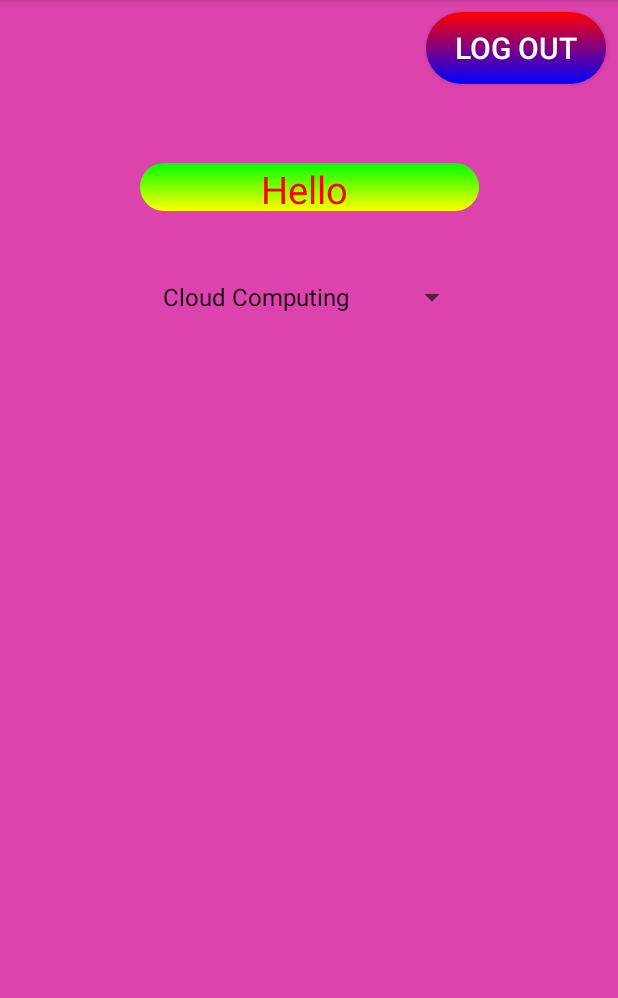
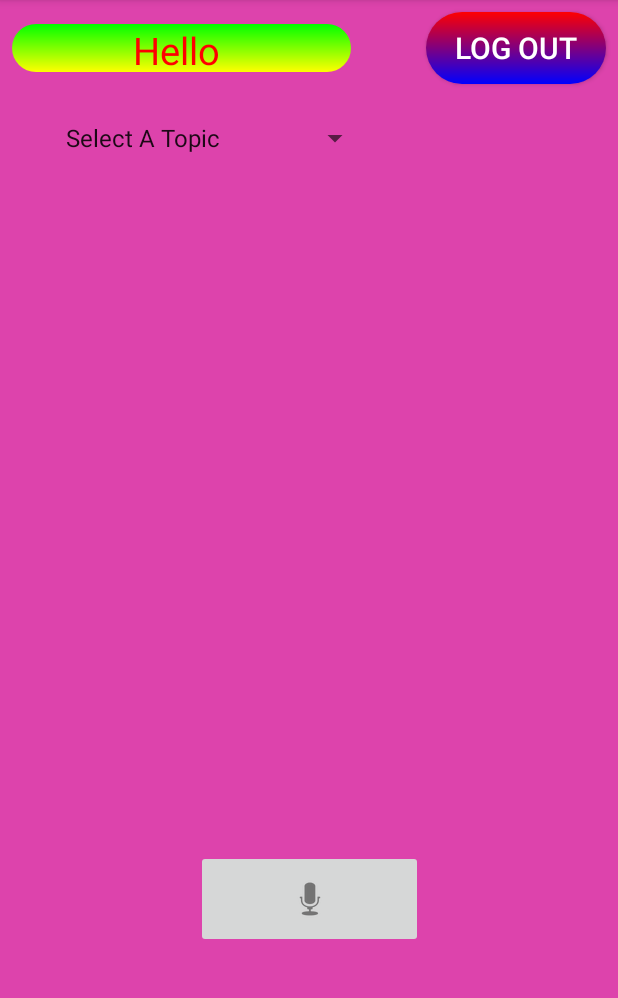
Before and after one commit to RachitN/The_Keyword_Game, an Android app: the screen it shows after launch once a user with an empty profile is signed in (Topic_Choose), on a phone screen of 412 x 824 dp, the part 84-1082 px from its top. Run offline under Robolectric (Android 15) with nearby library versions, the phone set to English and light mode, and no system bars; our stand-ins replace Firebase (no records; nobody signed in at launch, a user with empty details on screens opened directly); 2 statements that could not run were skipped.

Commit message:
night commit

```diff
--- a/app/src/main/java/com/example/rachit/hackathon/Topic_Choose.java
+++ b/app/src/main/java/com/example/rachit/hackathon/Topic_Choose.java
@@ -1,50 +1,93 @@
 package com.example.rachit.hackathon;
+import android.annotation.SuppressLint;
 import android.app.DatePickerDialog;
+import android.content.ActivityNotFoundException;
 import android.content.Intent;
 import android.graphics.Color;
 import android.graphics.drawable.ColorDrawable;
+import android.speech.RecognizerIntent;
 import android.support.v7.app.AppCompatActivity;
 import android.os.Bundle;
 import android.text.TextUtils;
 import android.util.Log;
+import android.view.Menu;
 import android.view.View;
+import android.widget.AdapterView;
+import android.widget.ArrayAdapter;
 import android.widget.Button;
 import android.widget.DatePicker;
 import android.widget.EditText;
+import android.widget.ImageButton;
+import android.widget.ListView;
 import android.widget.Spinner;
 import android.widget.TextView;
 import android.widget.Toast;
+import java.util.ArrayList;
 import java.util.Calendar;
 import java.util.Date;
+import java.util.List;
 import java.util.regex.Pattern;
 import com.google.firebase.auth.FirebaseAuth;
 import com.google.firebase.auth.FirebaseUser;
+import com.google.firebase.database.DataSnapshot;
+import com.google.firebase.database.DatabaseError;
 import com.google.firebase.database.DatabaseReference;
 import com.google.firebase.database.FirebaseDatabase;
-
+import com.google.firebase.database.ValueEventListener;
 public class Topic_Choose extends AppCompatActivity implements View.OnClickListener {
-    TextView Profile,age;
+    TextView Profile,keyword1;
+    protected static final int RESULT_SPEECH = 1;
     Intent i;
-    Button LogOut, update,date;
-    EditText Moileno,tdate;
-    Spinner Gender;
+    Button LogOut;
     DatabaseReference ref;
     String name;
-
-
-
+    Spinner topic;
+    ListView listview_keyword;
+    List<Topic> keyword_list;
+    ImageButton t1,t2,t3;
+    String speech;
+    String[] items;
     @Override
     protected void onCreate(Bundle savedInstanceState) {
         super.onCreate(savedInstanceState);
         setContentView(R.layout.activity_topic__choose);
-        ref = FirebaseDatabase.getInstance().getReference("Information");
-        Profile = (TextView) findViewById(R.id.Profile);
+        Profile =  findViewById(R.id.Profile);
+        keyword_list = new ArrayList<>();
+        topic = findViewById(R.id.topic);
+        listview_keyword = findViewById(R.id.keyword);
         i = getIntent();
         name = i.getStringExtra("Name");
         Profile.setText("Hello " + name);
-        LogOut = (Button) findViewById(R.id.LogOut);
-        update.setOnClickListener(this);
+        LogOut =  findViewById(R.id.LogOut);
         LogOut.setOnClickListener(this);
+
+
+      topic.setOnItemSelectedListener(new AdapterView.OnItemSelectedListener() {
+          @Override
+          public void onItemSelected(AdapterView<?> parent, View view, int pos, long id) {
+              String item = String.valueOf(parent.getItemAtPosition(pos));
+              if(pos!=0) {
+                  listview_keyword.setVisibility(View.VISIBLE);
+                  Toast.makeText(getApplicationContext(), "It worked", Toast.LENGTH_LONG).show();
+                  String res = "R.array."+item;
+                  int resourseid = getResources().getIdentifier(item,"array",Topic_Choose.this.getPackageName());
+                   items= getResources().getStringArray(resourseid);
+                  @SuppressLint("ResourceType") ArrayAdapter<String> adapter = new ArrayAdapter<String>(getApplicationContext(),
+                          android.R.layout.simple_list_item_1, items);
+                  listview_keyword.setAdapter(adapter);
+              }
+              else
+              {
+                  listview_keyword.setVisibility(View.INVISIBLE);
+              }
+          }
+
+          @Override
+          public void onNothingSelected(AdapterView<?> adapterView) {
+
+          }
+      });
+
     }
 
     @Override
@@ -59,4 +102,61 @@ public class Topic_Choose extends AppCompatActivity implements View.OnClickListe
         }
 
     }
+
+
+    public void speech(View view) {
+        Intent intent = new Intent(
+                RecognizerIntent.ACTION_RECOGNIZE_SPEECH);
+
+        intent.putExtra(RecognizerIntent.EXTRA_LANGUAGE_MODEL, "en-US");
+
+        try {
+            startActivityForResult(intent, RESULT_SPEECH);
+        } catch (ActivityNotFoundException a) {
+            Toast t = Toast.makeText(getApplicationContext(),
+                    "Opps! Your device doesn't support Speech to Text",
+                    Toast.LENGTH_SHORT);
+            t.show();
+        }
+    }
+    @Override
+    public boolean onCreateOptionsMenu(Menu menu) {
+        getMenuInflater().inflate(R.menu.activity_main, menu);
+        return true;
+    }
+
+    @Override
+    public void onActivityResult(int requestCode, int resultCode, Intent data) {
+        super.onActivityResult(requestCode, resultCode, data);
+
+        switch (requestCode) {
+            case RESULT_SPEECH: {
+                if (resultCode == RESULT_OK && null != data) {
+
+                    ArrayList<String> text = data
+                            .getStringArrayListExtra(RecognizerIntent.EXTRA_RESULTS);
+
+                     speech = text.get(0);
+                    String[] words= speech.split("\\s+");
+
+                     for (int i = 0;i<items.length;i++)
+                     {String[] it = items[i].split("_");
+                        for (int j=0;j<it.length;j++)
+                        {
+                            for(int k=0;k<words.length;k++) {
+                               String word = words[k];
+                                if (items[i] == words[j]) {
+
+
+                                }
+                            }
+                        }
+
+                     }
+                }
+                break;
+            }
+
+        }
+    }
 }
--- a/app/src/main/res/layout/activity_topic__choose.xml
+++ b/app/src/main/res/layout/activity_topic__choose.xml
@@ -11,19 +11,17 @@
         android:id="@+id/Profile"
         android:layout_width="226dp"
         android:layout_height="32dp"
-        android:layout_marginBottom="8dp"
         android:layout_marginEnd="8dp"
         android:layout_marginStart="8dp"
-        android:layout_marginTop="8dp"
+        android:layout_marginTop="16dp"
         android:background="@drawable/name"
         android:gravity="center"
         android:textColor="#FF0000"
         android:textSize="25sp"
-        app:layout_constraintBottom_toBottomOf="parent"
         app:layout_constraintEnd_toEndOf="parent"
+        app:layout_constraintHorizontal_bias="0.0"
         app:layout_constraintStart_toStartOf="parent"
-        app:layout_constraintTop_toTopOf="parent"
-        app:layout_constraintVertical_bias="0.14" />
+        app:layout_constraintTop_toTopOf="parent" />
 
     <Button
         android:id="@+id/LogOut"
@@ -44,19 +42,98 @@
         app:layout_constraintTop_toTopOf="parent"
         app:layout_constraintVertical_bias="0.0" />
 
+    <ListView
+        android:id="@+id/keyword"
+        android:layout_width="166dp"
+        android:layout_height="210dp"
+        android:layout_marginBottom="8dp"
+        android:layout_marginEnd="8dp"
+        android:layout_marginStart="24dp"
+        android:layout_marginTop="8dp"
+        android:visibility="visible"
+        app:layout_constraintBottom_toBottomOf="parent"
+        app:layout_constraintEnd_toEndOf="parent"
+        app:layout_constraintHorizontal_bias="0.101"
+        app:layout_constraintStart_toStartOf="parent"
+        app:layout_constraintTop_toBottomOf="@+id/topic"
+        app:layout_constraintVertical_bias="0.218"
+        android:layout_marginLeft="24dp"
+        android:layout_marginRight="8dp" />
+
     <Spinner
-        android:id="@+id/spinner"
+        android:id="@+id/topic"
         android:layout_width="211dp"
         android:layout_height="56dp"
+        android:layout_marginEnd="8dp"
+        android:layout_marginStart="8dp"
+        android:layout_marginTop="16dp"
+        android:entries="@array/Topic"
+        app:layout_constraintEnd_toEndOf="parent"
+        app:layout_constraintHorizontal_bias="0.152"
+        app:layout_constraintStart_toStartOf="parent"
+        app:layout_constraintTop_toBottomOf="@+id/Profile" />
+
+    <ImageButton
+        android:id="@+id/btnspeak"
+        android:layout_width="151dp"
+        android:layout_height="65dp"
         android:layout_marginBottom="8dp"
         android:layout_marginEnd="8dp"
         android:layout_marginStart="8dp"
-        android:entries="@array/Topic"
+        android:layout_marginTop="8dp"
+        android:onClick="speech"
         app:layout_constraintBottom_toBottomOf="parent"
         app:layout_constraintEnd_toEndOf="parent"
-        app:layout_constraintHorizontal_bias="0.503"
         app:layout_constraintStart_toStartOf="parent"
-        app:layout_constraintTop_toBottomOf="@+id/Profile"
-        app:layout_constraintVertical_bias="0.052" />
+        app:layout_constraintTop_toBottomOf="@+id/keyword"
+        app:srcCompat="@android:drawable/ic_btn_speak_now"
+        />
+
+    <ImageButton
+        android:id="@+id/t1"
+        android:layout_width="67dp"
+        android:layout_height="49dp"
+        android:layout_marginBottom="8dp"
+        android:layout_marginEnd="8dp"
+        android:layout_marginStart="8dp"
+        android:layout_marginTop="8dp"
+        android:visibility="invisible"
+        app:layout_constraintBottom_toBottomOf="parent"
+        app:layout_constraintEnd_toEndOf="parent"
+        app:layout_constraintStart_toEndOf="@+id/keyword"
+        app:layout_constraintTop_toBottomOf="@+id/LogOut"
+        app:layout_constraintVertical_bias="0.259"
+        app:srcCompat="@drawable/common_full_open_on_phone" />
+
+    <ImageButton
+        android:id="@+id/t2"
+        android:layout_width="67dp"
+        android:layout_height="49dp"
+        android:layout_marginEnd="8dp"
+        android:layout_marginStart="8dp"
+        android:layout_marginTop="16dp"
+        android:visibility="invisible"
+        app:layout_constraintEnd_toEndOf="parent"
+        app:layout_constraintHorizontal_bias="0.554"
+        app:layout_constraintStart_toEndOf="@+id/keyword"
+        app:layout_constraintTop_toBottomOf="@+id/t1"
+        app:srcCompat="@drawable/common_full_open_on_phone" />
+
+    <ImageButton
+        android:id="@+id/t3"
+        android:layout_width="67dp"
+        android:layout_height="49dp"
+        android:layout_marginBottom="8dp"
+        android:layout_marginEnd="8dp"
+        android:layout_marginStart="8dp"
+        android:layout_marginTop="8dp"
+        android:visibility="invisible"
+        app:layout_constraintBottom_toBottomOf="parent"
+        app:layout_constraintEnd_toEndOf="parent"
+        app:layout_constraintHorizontal_bias="0.554"
+        app:layout_constraintStart_toEndOf="@+id/keyword"
+        app:layout_constraintTop_toBottomOf="@+id/t2"
+        app:layout_constraintVertical_bias="0.101"
+        app:srcCompat="@drawable/common_full_open_on_phone" />
 
 </android.support.constraint.ConstraintLayout>
--- a/app/src/main/res/values/strings.xml
+++ b/app/src/main/res/values/strings.xml
@@ -11,8 +11,27 @@
     <string name="Reset">Send Reset Mail</string>
     <string name="Mob">Mobile No</string>
     <array name="Topic">
-    <item>Cloud Computing</item>
-    <item>Backup and Data Recovery</item>
-    <item>Software Methodologies</item>
+        <item>Select A Topic</item>
+        <item>Cloud_Computing</item>
+        <item>Air_and_Water_Polution</item>
     </array>
+    <array name="Air_and_Water_Polution">
+        <item>Air_Polution</item>
+        <item>Water_Polution</item>
+        <item>Soil_Polution</item>
+    </array>
+    <array name="Air_Polution">
+        <item>Smoke</item>
+        <item>Atmosphere</item>
+        <item>Contaminated</item>
+        <item>Harmful</item>
+        <item>Taj_Mahal</item>
+    </array>
+    <array name="Water_Polution">
+
+</array>
+    <array name="Soil_Polution">
+
+    </array>
+
 </resources>
```
